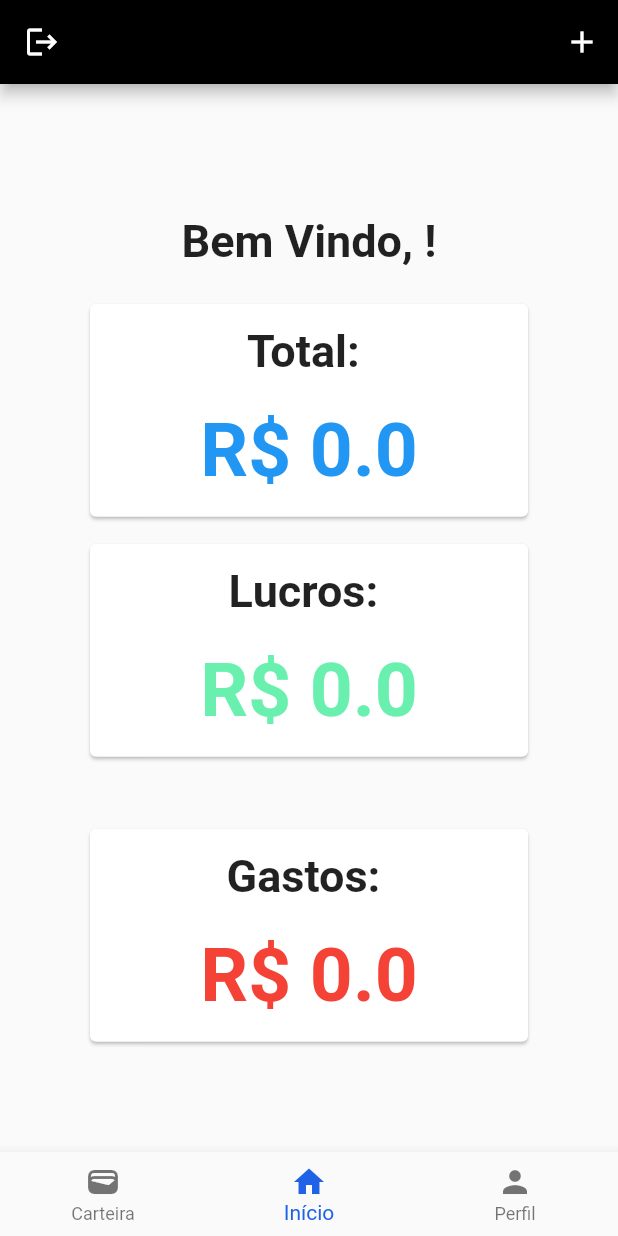
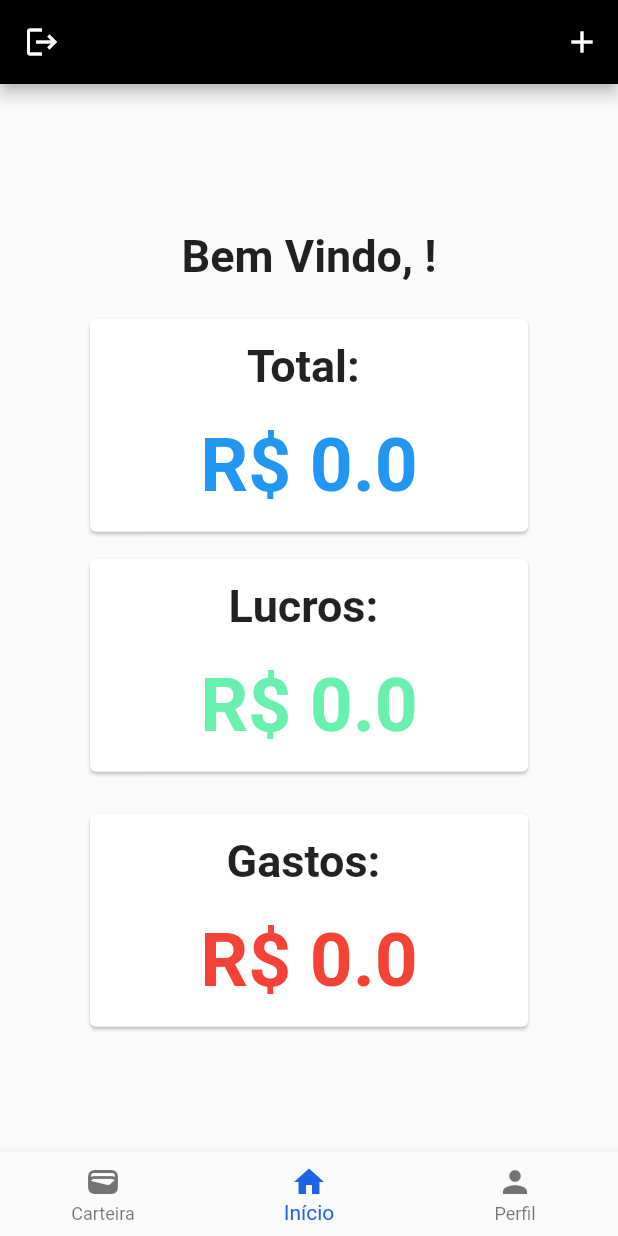
Before and after one commit to FranciscoJSSantos/monkey_finances, a Flutter app: the HomeScreen screen opened directly, on a phone screen of 412 x 824 dp. Run offline on Flutter 3.47's test engine with Material 2 defaults, Android fonts, the phone set to English and light mode, and no system bars; our stand-ins replace cloud_firestore, firebase_auth, firebase_core, firebase_database, get, google_sign_in; accounts and stored records are empty.

Commit message:
alguns ajustes

```diff
--- a/lib/screens/home.dart
+++ b/lib/screens/home.dart
@@ -190,10 +190,6 @@ class _HomeScreenState extends State<HomeScreen> {
               mainAxisAlignment: MainAxisAlignment.center,
               children: [
                 const SizedBox(height: 200),
-                Text(
-                  'Nome: ${user?.displayName ?? nome}',
-                  style: const TextStyle(color: Colors.black, fontSize: 18),
-                ),
                 const SizedBox(height: 12),
                 Text("Email: ${user?.email ?? email}",
                     style: const TextStyle(color: Colors.black, fontSize: 18))
@@ -495,7 +491,7 @@ class _HomeScreenState extends State<HomeScreen> {
                         ),
                       ),
                     ),
-                    SizedBox(height: 40,),
+                    SizedBox(height: 20,),
                     Container(
                       width: 300,
                       height: 150,
```
Also changed, not shown: lib/screens/register.dart (+4 -9 lines).
